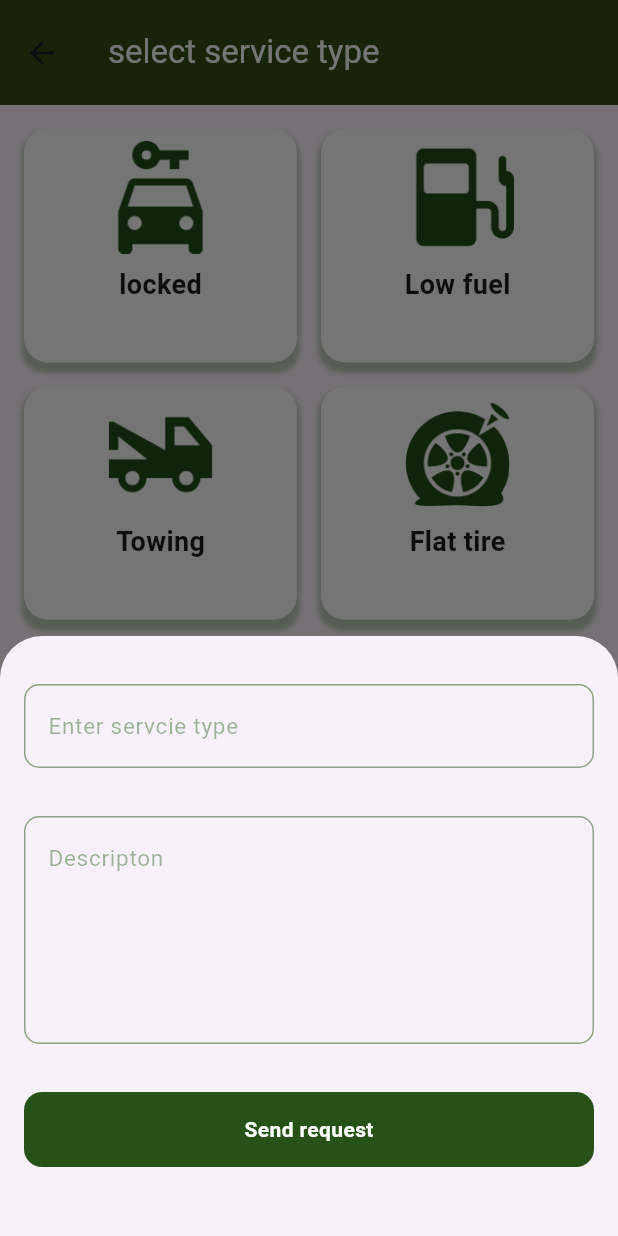
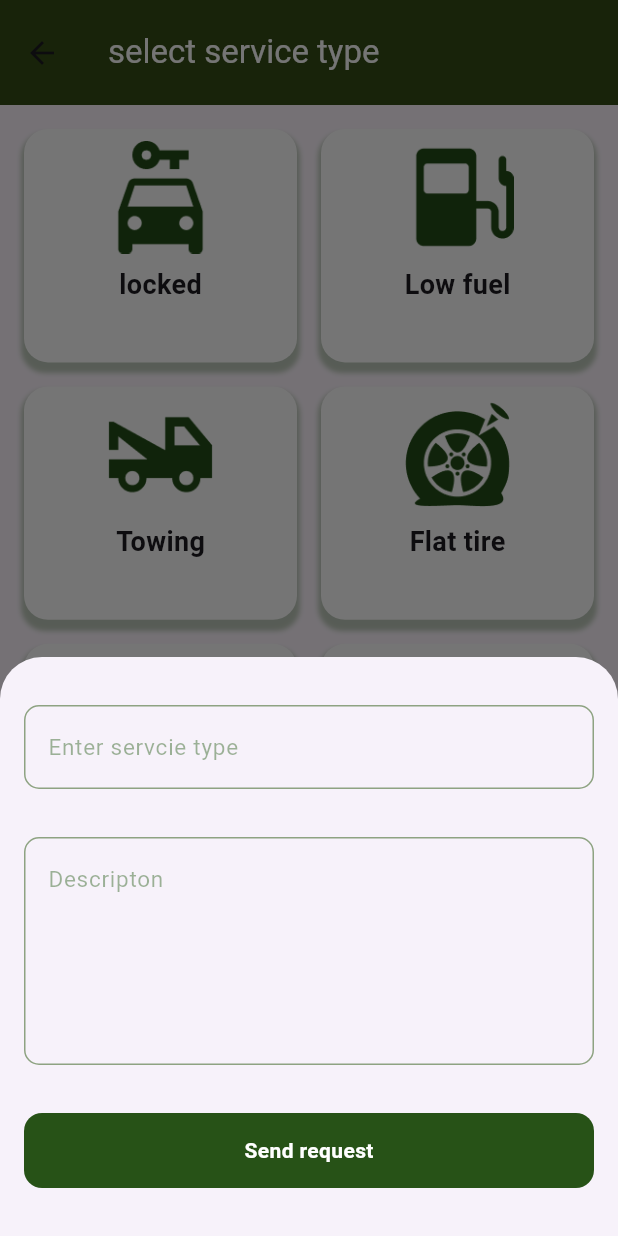
Before and after one commit to MohamedMagdy2810/Roadside-assitance, a Flutter app: the ServivesView screen opened by its route, after a tap on the "add" icon, on a phone screen of 412 x 824 dp. Run offline on Flutter 3.47's test engine with Material 3 defaults, Android fonts, the light colour scheme and no system bars; our stand-ins replace font_awesome_flutter; accounts and stored records are empty.

Commit message:
add a custom padding to the bottom sheet

```diff
--- a/lib/widgets/bottom_sheet.dart
+++ b/lib/widgets/bottom_sheet.dart
@@ -9,9 +9,10 @@ class bottoSheet extends StatelessWidget {
   @override
   Widget build(BuildContext context) {
     return Container(
-      height: 400,
+
       child: Padding(
-        padding: const EdgeInsets.symmetric(horizontal:16.0),
+        padding:  EdgeInsets.only(right:16.0,left: 16,bottom: MediaQuery.of(context).viewInsets.bottom),
+        child: SingleChildScrollView(
           child: Column(
             children: [
               SizedBox(height: 32,),
@@ -19,9 +20,11 @@ class bottoSheet extends StatelessWidget {
               SizedBox(height: 32,),
               CustomTextField(hintText: 'Descripton',maxlines: 5,),
               SizedBox(height: 32,),
-            customButton(text: 'Send request')
+              customButton(text: 'Send request'),
+              SizedBox(height: 32,),
 
             ],
+          ),
         ),
       ),
     );
```
Lines whose indentation alone changed are shown as unchanged.
